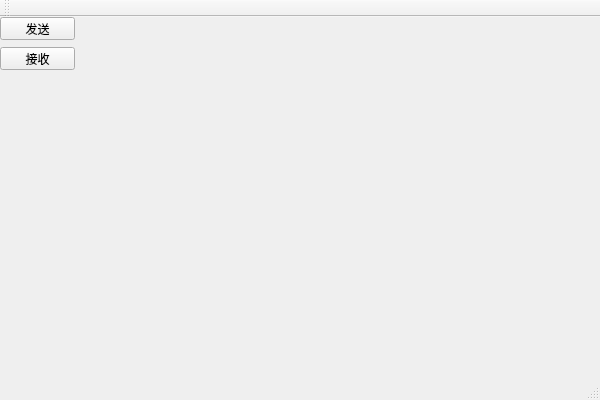
Old version of the form PandaRC/PandaRC.ui in the repository radtek/PandaRC.
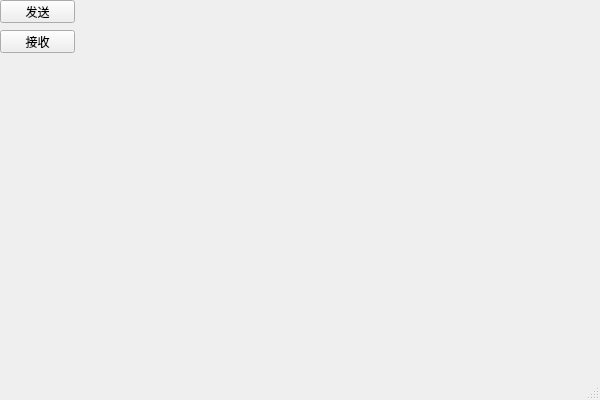
New version of the form.

What changed in the file:
```diff
--- a/PandaRC/PandaRC.ui
+++ b/PandaRC/PandaRC.ui
@@ -51,14 +51,6 @@
     </rect>
    </property>
   </widget>
-  <widget class="QToolBar" name="mainToolBar">
-   <attribute name="toolBarArea">
-    <enum>TopToolBarArea</enum>
-   </attribute>
-   <attribute name="toolBarBreak">
-    <bool>false</bool>
-   </attribute>
-  </widget>
   <widget class="QStatusBar" name="statusBar"/>
  </widget>
  <layoutdefault spacing="6" margin="11"/>
```
